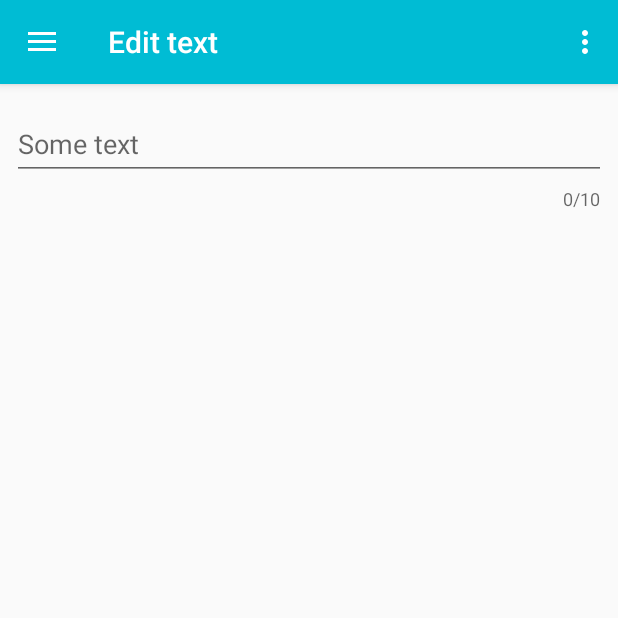
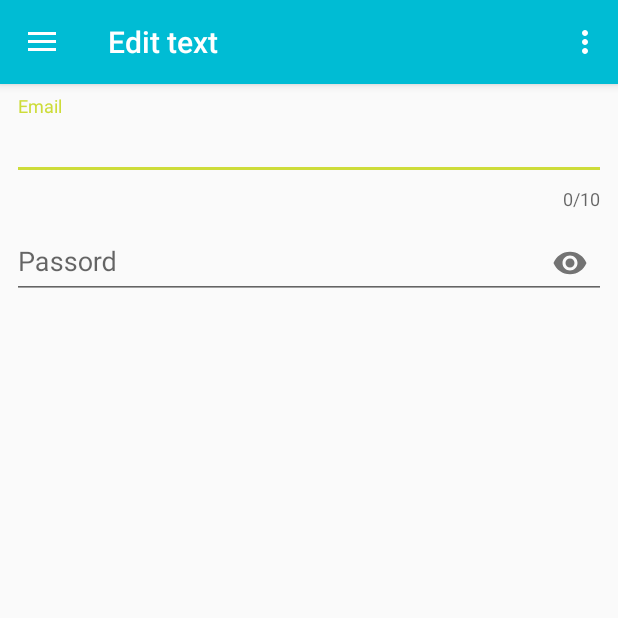
Before and after one commit to afedchenko/MaterialDesignApp, an Android app: the screen it shows after launch (MainActivity), on a phone screen of 412 x 824 dp, the top half of it. Run offline under Robolectric (Android 15) with nearby library versions, the phone set to English and light mode, and no system bars; our stand-ins replace navigation-ui.

```diff
--- a/app/src/main/res/layout/fragment_edit_text.xml
+++ b/app/src/main/res/layout/fragment_edit_text.xml
@@ -1,29 +1,41 @@
 <?xml version="1.0" encoding="utf-8"?>
 <LinearLayout xmlns:android="http://schemas.android.com/apk/res/android"
+    xmlns:app="http://schemas.android.com/apk/res-auto"
     xmlns:tools="http://schemas.android.com/tools"
     android:layout_width="match_parent"
     android:layout_height="match_parent"
-xmlns:app="http://schemas.android.com/apk/res-auto"
+    android:orientation="vertical"
+    android:padding="@dimen/edit_text_padding"
     tools:context=".ui.edittext.EditTextFragment">
 
     <com.google.android.material.textfield.TextInputLayout
         android:layout_width="match_parent"
         android:layout_height="wrap_content"
-    android:paddingTop="@dimen/edit_text_padding"
-    android:paddingLeft="@dimen/edit_text_padding"
-    android:paddingRight="@dimen/edit_text_padding"
+        app:counterEnabled="true"
+        app:counterMaxLength="10"
         app:counterOverflowTextAppearance="@style/CounterStyle"
-    app:counterEnabled="true"
-    app:errorEnabled="true"
-    app:counterMaxLength="10"
-    android:focusableInTouchMode="true">
+        app:errorEnabled="true">
 
-    <EditText
+        <com.google.android.material.textfield.TextInputEditText
             android:id="@+id/edit_text"
             android:layout_width="match_parent"
             android:layout_height="wrap_content"
-        android:hint="@string/edit_text_hint" />
+            android:hint="@string/edit_text_email" />
+    </com.google.android.material.textfield.TextInputLayout>
 
+    <com.google.android.material.textfield.TextInputLayout
+        android:layout_width="match_parent"
+        android:layout_height="wrap_content"
+        app:counterOverflowTextAppearance="@style/CounterStyle"
+        app:errorEnabled="true"
+        app:passwordToggleEnabled="true">
+
+        <com.google.android.material.textfield.TextInputEditText
+            android:id="@+id/edit_text1"
+            android:layout_width="match_parent"
+            android:layout_height="wrap_content"
+            android:hint="@string/edit_text_password"
+            android:inputType="textPassword" />
     </com.google.android.material.textfield.TextInputLayout>
 
 </LinearLayout>
--- a/app/src/main/res/menu/activity_main_drawer.xml
+++ b/app/src/main/res/menu/activity_main_drawer.xml
@@ -12,6 +12,9 @@
             android:id="@+id/nav_gallery"
             android:icon="@drawable/ic_menu_shack_bar"
             android:title="@string/menu_snack_bar" />
+    </group>
+    <item android:title="@string/menu_first_group">
+        <menu>
             <item
                 android:id="@+id/nav_slideshow"
                 android:icon="@drawable/ic_menu_bottom_sheet"
@@ -20,6 +23,10 @@
                 android:id="@+id/nav_buttons"
                 android:icon="@drawable/ic_menu_buttons"
                 android:title="@string/menu_buttons" />
+        </menu>
+    </item>
+    <item android:title="@string/menu_second_group">
+        <menu>
             <item
                 android:id="@+id/nav_progress"
                 android:icon="@drawable/ic_menu_progress"
@@ -28,5 +35,6 @@
                 android:id="@+id/nav_fab_behavior"
                 android:icon="@drawable/ic_menu_fab_behavior"
                 android:title="@string/menu_fab_behavior" />
-    </group>
         </menu>
+    </item>
+</menu>
--- /dev/null
+++ b/app/src/main/res/values-v21/strings.xml
@@ -0,0 +1,5 @@
+<?xml version="1.0" encoding="utf-8"?>
+<resources>
+    <string name="menu_first_group">Первая группа</string>
+    <string name="menu_second_group">Вторая группа</string>
+</resources>
--- a/app/src/main/res/values/strings.xml
+++ b/app/src/main/res/values/strings.xml
@@ -16,10 +16,13 @@
     <string name="menu_buttons">Buttons and collapsing</string>
     <string name="menu_progress">ProgressBar</string>
     <string name="menu_fab_behavior">FAB behavior</string>
+    <string name="menu_first_group">Первая группа</string>
+    <string name="menu_second_group">Вторая группа</string>
 
     <!--Тексты на разных view-->
     <string name="home_second">Home Second</string>
-    <string name="edit_text_hint">Some text</string>
+    <string name="edit_text_email">Email</string>
+    <string name="edit_text_password">Passord</string>
     <string name="bottom_sheet_text">Потяни вверх</string>
     <string name="flat_button_text_view">Flat buttons example</string>
     <string name="raised_button_text_view">Raised buttons example</string>
```
Lines whose indentation alone changed are shown as unchanged.
